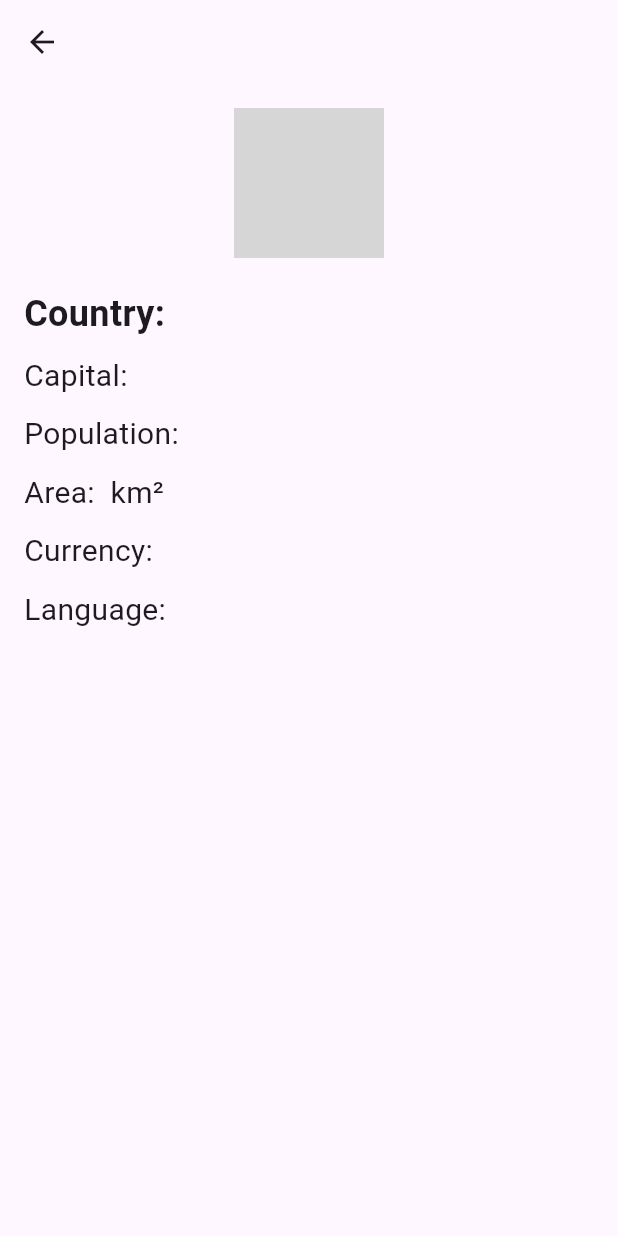
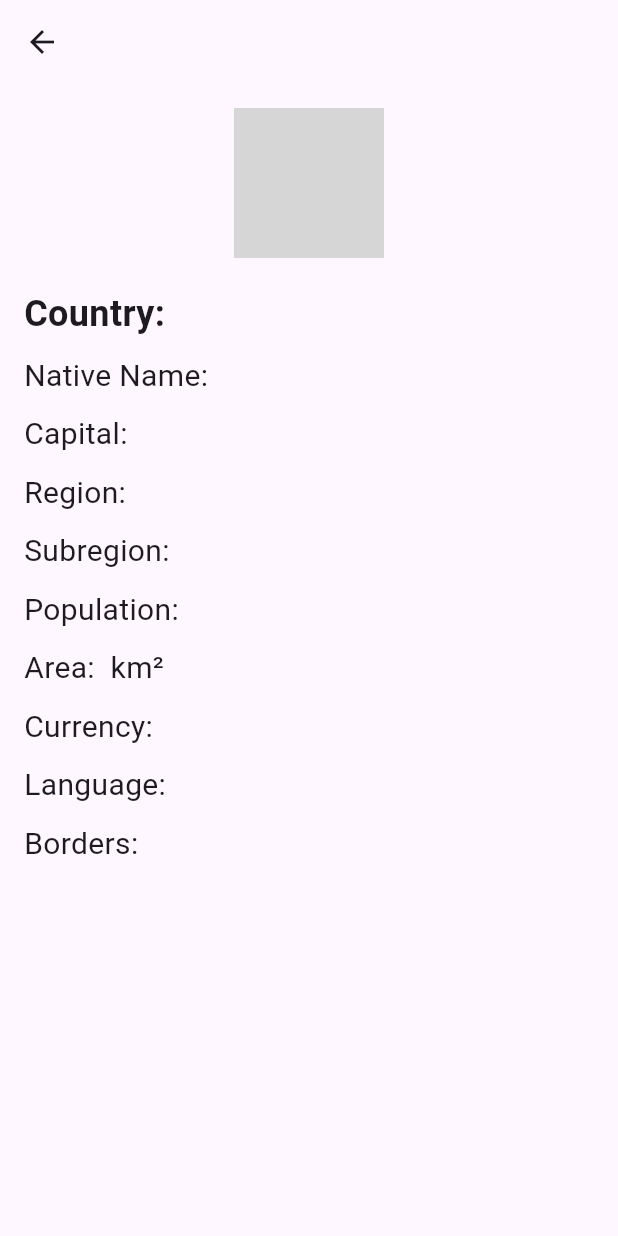
Before and after one commit to Codewithjalloh/pulaar_app_project, a Flutter app: the CountryDetailScreen screen opened directly with empty values, on a phone screen of 412 x 824 dp. Run offline on Flutter 3.47's test engine with Material 3 defaults, Android fonts, the phone set to English and light mode, and no system bars; our stand-ins replace font_awesome_flutter, shared_preferences; accounts and stored records are empty; network calls fail; grey boxes are pictures that could not be loaded.

Commit message:
complete updated

```diff
--- a/lib/main.dart
+++ b/lib/main.dart
@@ -5,6 +5,7 @@ import 'package:pulaar/screens/information_screen.dart';
 import 'package:pulaar/screens/quiz_section_screen.dart';
 import 'package:pulaar/screens/currency_converter_screen.dart';
 import 'package:pulaar/screens/african_countries_screen.dart';
+import 'package:pulaar/screens/must_know_words_screen.dart';
 
 void main() {
   runApp(MyApp());
@@ -26,6 +27,7 @@ class MyApp extends StatelessWidget {
         '/quiz_section': (context) => QuizSectionScreen(),
         '/currency_converter': (context) => CurrencyConverterScreen(),
         '/african_countries': (context) => AfricanCountriesScreen(),
+        '/must_know_words': (context) => MustKnowWordsScreen(),
       },
     );
   }
--- a/lib/screens/country_detail_screen.dart
+++ b/lib/screens/country_detail_screen.dart
@@ -14,8 +14,7 @@ class CountryDetailScreen extends StatelessWidget {
       ),
       body: Padding(
         padding: const EdgeInsets.all(16.0),
-        child: Column(
-          crossAxisAlignment: CrossAxisAlignment.start,
+        child: ListView(
           children: [
             Center(
               child: Image.network(country.flag, height: 100),
@@ -27,7 +26,22 @@ class CountryDetailScreen extends StatelessWidget {
             ),
             SizedBox(height: 10),
             Text(
+              'Native Name: ${country.nativeName}',
+              style: TextStyle(fontSize: 20),
+            ),
+            SizedBox(height: 10),
+            Text(
               'Capital: ${country.capital}',
+              style: TextStyle(fontSize: 20),
+            ),
+            SizedBox(height: 10),
+            Text(
+              'Region: ${country.region}',
+              style: TextStyle(fontSize: 20),
+            ),
+            SizedBox(height: 10),
+            Text(
+              'Subregion: ${country.subregion}',
               style: TextStyle(fontSize: 20),
             ),
             SizedBox(height: 10),
@@ -50,6 +64,11 @@ class CountryDetailScreen extends StatelessWidget {
               'Language: ${country.language}',
               style: TextStyle(fontSize: 20),
             ),
+            SizedBox(height: 10),
+            Text(
+              'Borders: ${country.borders.join(', ')}',
+              style: TextStyle(fontSize: 20),
+            ),
           ],
         ),
       ),
--- a/lib/services/country_service.dart
+++ b/lib/services/country_service.dart
@@ -9,6 +9,10 @@ class Country {
   final String currency;
   final String language;
   final String flag;
+  final String region;
+  final String subregion;
+  final List<String> borders;
+  final String nativeName;
 
   Country({
     required this.name,
@@ -18,6 +22,10 @@ class Country {
     required this.currency,
     required this.language,
     required this.flag,
+    required this.region,
+    required this.subregion,
+    required this.borders,
+    required this.nativeName,
   });
 
   factory Country.fromJson(Map<String, dynamic> json) {
@@ -34,6 +42,12 @@ class Country {
           ? (json['languages'] as Map<String, dynamic>).values.first
           : 'N/A',
       flag: json['flags']['png'],
+      region: json['region'],
+      subregion: json['subregion'],
+      borders: List<String>.from(json['borders'] ?? []),
+      nativeName: json['name']['nativeName'] != null
+          ? json['name']['nativeName'].values.first['common']
+          : 'N/A',
     );
   }
 }
--- a/pubspec.yaml
+++ b/pubspec.yaml
@@ -96,3 +96,4 @@ flutter:
   # see https://flutter.dev/custom-fonts/#from-packages
   assets:
     - assets/
+    - assets/must_know_words.json
```
Also changed, not shown: assets/must_know_words.json (added, +59 -0 lines), lib/components/custom_drawer.dart (+15 -0 lines), lib/model/word.dart (added, +43 -0 lines), lib/screens/african_countries_screen.dart (+8 -0 lines), lib/screens/must_know_words_screen.dart (added, +158 -0 lines), lib/services/must_know_words_service.dart (added, +13 -0 lines), lib/generated/assets.dart (added).
